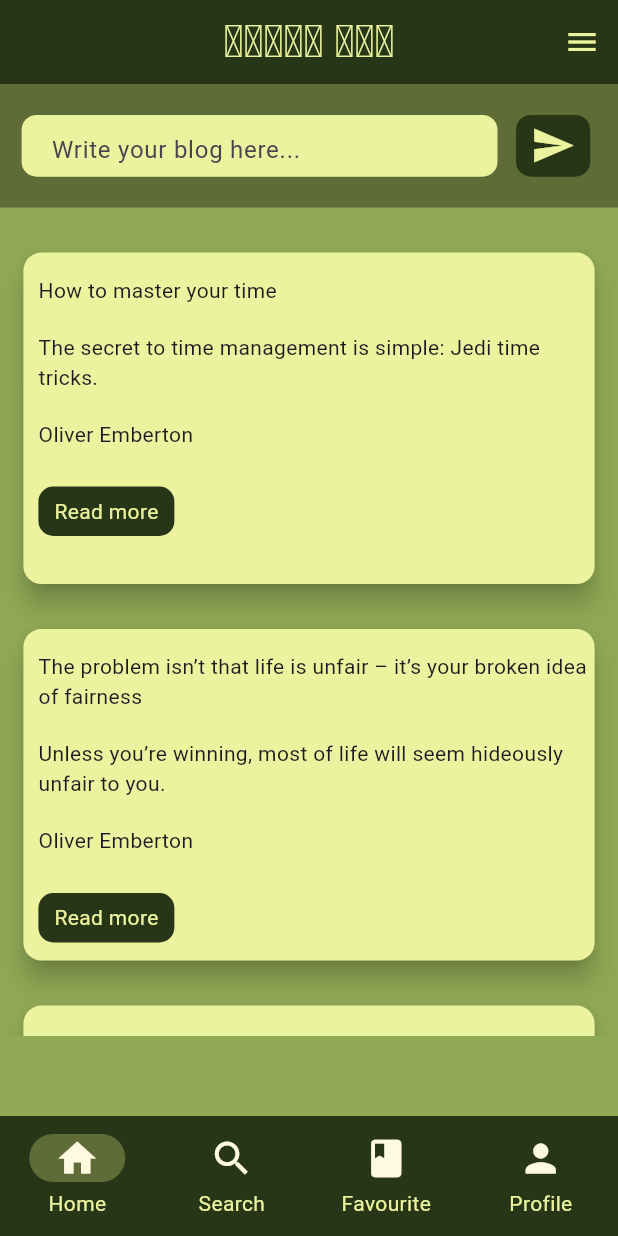
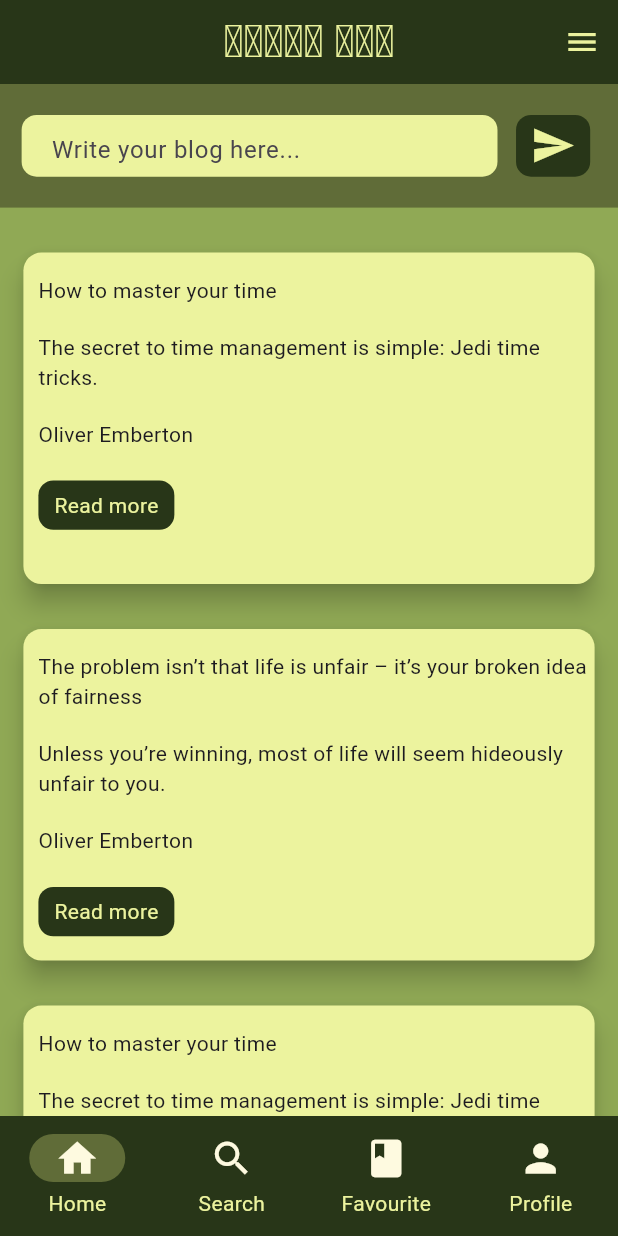
Before and after one commit to NetflixUser22232/blog_app_flutter, a Flutter app: the screen it shows after launch, on a phone screen of 412 x 824 dp. Run offline on Flutter 3.47's test engine with Material 3 defaults, Android fonts, the phone set to English and light mode, and no system bars; our stand-ins replace flutter_rating_bar.

Commit message:
minor changes

```diff
--- a/lib/pages/main_page.dart
+++ b/lib/pages/main_page.dart
@@ -86,7 +86,8 @@ class _MainPageState extends State<MainPage> {
         // Color(0xFF3d5a80),
         // Color.fromARGB(255, 1, 138, 190),
       ),
-      body: Column(
+      body: SingleChildScrollView(
+        child: Column(
           children: [
             // SizedBox(height: height * 0.03),
             Container(
@@ -157,15 +158,8 @@ class _MainPageState extends State<MainPage> {
                 ],
               ),
             ),
-          SizedBox(
-            width: width,
-            height: height * 0.67,
-            child: SingleChildScrollView(
-              // scrollDirection: Axis.vertical,
-              child: Column(
-                mainAxisAlignment: MainAxisAlignment.start,
-                children: [
-                  // Blog Card
+            // width: width,
+            //   height: height * 0.67,
             MyBlogCard(
               title: "How to master your time",
               subtitle:
@@ -262,9 +256,6 @@ class _MainPageState extends State<MainPage> {
           ],
         ),
       ),
-          ),
-        ],
-      ),
 
       // Bottom navigation bar
       bottomNavigationBar: NavigationBar(
--- a/lib/widgets/my_blog_card.dart
+++ b/lib/widgets/my_blog_card.dart
@@ -51,7 +51,7 @@ class MyBlogCard extends StatelessWidget {
               overflow: TextOverflow.ellipsis,
               style: TextStyle(),
             ),
-            SizedBox(height: height * 0.03),
+            SizedBox(height: height * 0.025),
             InkWell(
               onTap: () {
                 Navigator.of(context).push(
```
Lines whose indentation alone changed are shown as unchanged.
